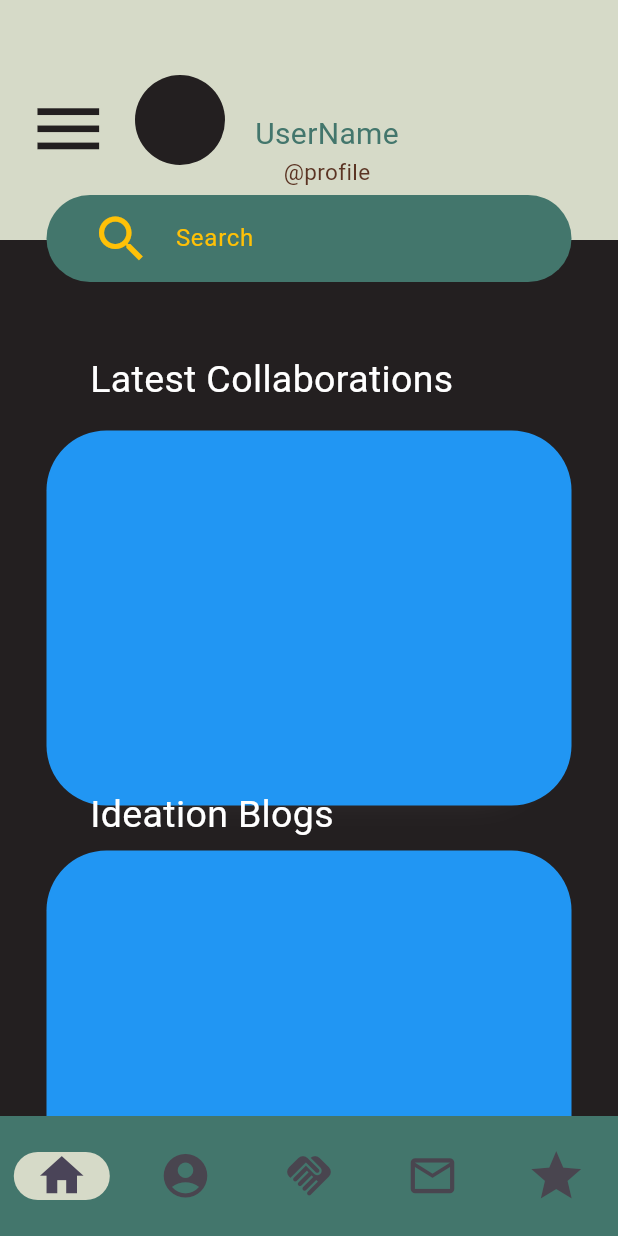
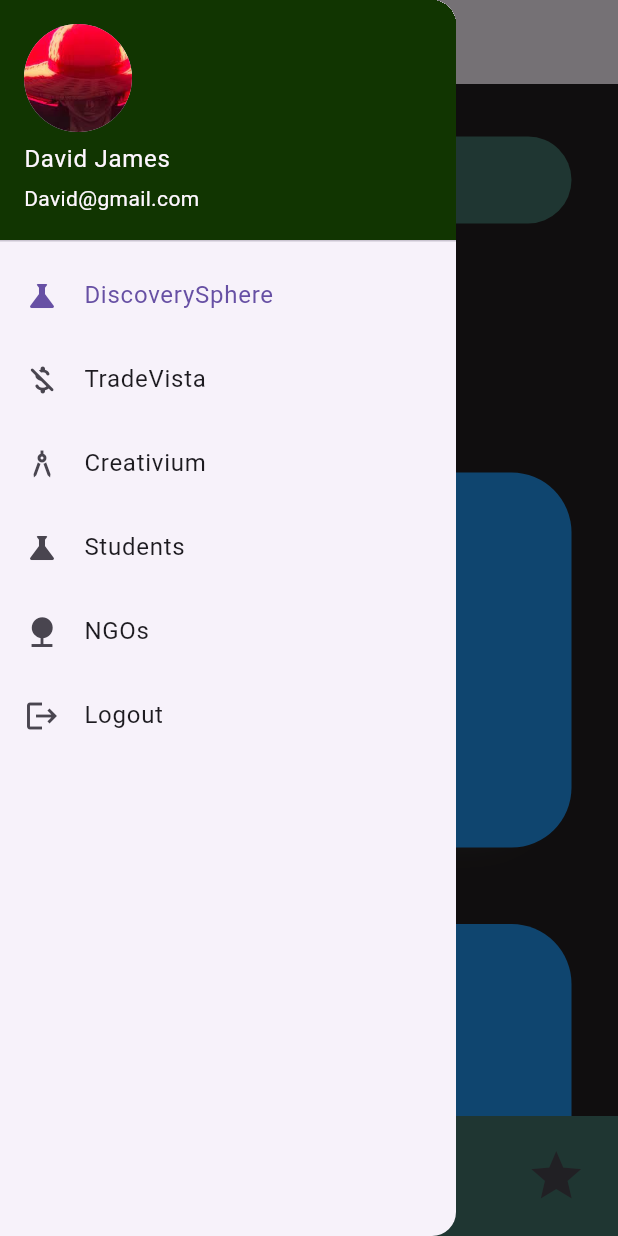
Before and after one commit to ARTISTART367/Collaborations, a Flutter app: the HomeScreen screen opened by its route, with the side drawer open (before the commit the screen has no drawer), on a phone screen of 412 x 824 dp. Run offline on Flutter 3.47's test engine with Material 3 defaults, Android fonts, the phone set to English and light mode, and no system bars.

Commit message:
Setting the appDrawer on Home

```diff
--- a/lib/components/bottom_nav_bar.dart
+++ b/lib/components/bottom_nav_bar.dart
@@ -1,7 +1,7 @@
 import 'package:flutter/material.dart';
 
 class Bottom_nav extends StatefulWidget {
-  const Bottom_nav({Key? key, required this.pageindex}) : super(key: key);
+  const Bottom_nav({super.key, required this.pageindex});
 
   final int pageindex;
 
--- a/lib/components/user_top.dart
+++ b/lib/components/user_top.dart
@@ -1,7 +1,7 @@
 import 'package:flutter/material.dart';
 
 class User_top extends StatefulWidget {
-  const User_top({Key? key}) : super(key: key);
+  const User_top({super.key});
 
   @override
   _top createState() =>  _top();
@@ -20,23 +20,23 @@ class _top extends State<User_top> {
       ,
       width: 500,
       child: Padding(
-        padding: EdgeInsets.symmetric(horizontal: 10),
+        padding: const EdgeInsets.symmetric(horizontal: 10),
         child: Row(
           children: [
             CircleAvatar(
               radius: 30,
-              backgroundColor: Color(0xffD6DAC8),
+              backgroundColor: const Color(0xffD6DAC8),
               child: IconButton(
-                color: Color(0xff231F20),
+                color: const Color(0xff231F20),
                 onPressed: () {},
-                icon: Icon(
+                icon: const Icon(
                   Icons.menu,
                   size: 55,
                 ),
               ),
             ),
-            SizedBox(width: 20),
-            CircleAvatar(
+            const SizedBox(width: 20),
+            const CircleAvatar(
               radius: 30,
               backgroundColor: Color(0xff231F20),
             ),
--- a/lib/pages/Home.dart
+++ b/lib/pages/Home.dart
@@ -1,13 +1,12 @@
-import 'package:flutter/cupertino.dart';
 import 'package:flutter/material.dart';
 import '../components/bottom_nav_bar.dart' as bottomNav;
 import '../widgets/search_bar.dart' as search;
-import '../components/user_top.dart'as topProfile;
-import '../components/ContentCard.dart'as cc;
-
-
+import '../components/user_top.dart' as topProfile;
+import '../components/ContentCard.dart' as cc;
+import 'appdrawer.dart'; // Import your AppDrawer here
 
 class HomeScreen extends StatelessWidget {
+  const HomeScreen({super.key});
 
   @override
   Widget build(BuildContext context) {
@@ -15,47 +14,54 @@ class HomeScreen extends StatelessWidget {
 
     return Container(
       child: Scaffold(
+        drawer: const AppDrawer(),
         backgroundColor: const Color(0xff231F20),
-        body: Scaffold(
-          backgroundColor: Colors.transparent,
+        appBar: AppBar(
+          title: const Text('Hello David'),
+          // Add the AppDrawer here
+        ),
         body: Stack(
           children: [
-              topProfile.User_top(),
+            // const topProfile.User_top(),
             Container(
               child: const Column(
                 children: [
                   Padding(
-                        padding: EdgeInsets.only(top: 100),
+                    padding: EdgeInsets.only(top: 5),
                     child: Center(
-                            child:Center(child: search.SearchBar(),
+                      child: search.SearchBar(),
                     ),
-
-                        )),
+                  ),
                 ],
               ),
             ),
-              cc.ContentCard(),
+            const cc.ContentCard(),
             Container(
-                margin: EdgeInsets.only(left: 60,top:235),
-                child: const Text('Latest Collaborations',
-                    style: TextStyle(color: Colors.white,
+              margin: const EdgeInsets.only(left: 60, top: 235),
+              child: const Text(
+                'Latest Collaborations',
+                style: TextStyle(
+                  color: Colors.white,
                   fontSize: 25,
-                   ), ),),
+                ),
+              ),
+            ),
             Container(
-                margin: EdgeInsets.only(left: 60,top:525),
-                child: const Text('Ideation Blogs',
-                  style: TextStyle(color: Colors.white,
+              margin: const EdgeInsets.only(left: 60, top: 525),
+              child: const Text(
+                'Ideation Blogs',
+                style: TextStyle(
+                  color: Colors.white,
                   fontSize: 25,
-                  ), ),),
-
+                ),
+              ),
+            ),
             Container(
-                  margin:  EdgeInsets.only(top:560),
-                  child:cc.ContentCard(),),
-
-                bottomNav.Bottom_nav(pageindex: 0),
-
+              margin: const EdgeInsets.only(top: 560),
+              child: const cc.ContentCard(),
+            ),
+            const bottomNav.Bottom_nav(pageindex: 0),
           ],
-          ),
         ),
       ),
     );
--- /dev/null
+++ b/lib/pages/appdrawer.dart
@@ -0,0 +1,85 @@
+import 'package:flutter/material.dart';
+
+class AppDrawer extends StatefulWidget {
+  const AppDrawer({super.key});
+
+  @override
+  _AppDrawerState createState() => _AppDrawerState();
+}
+
+class _AppDrawerState extends State<AppDrawer> {
+  int _selected = 0;
+
+  void changeSelected(int index) {
+    setState(() {
+      _selected = index;
+    });
+  }
+
+  @override
+  Widget build(BuildContext context) {
+    return Drawer(
+      child: ListView(
+        padding: EdgeInsets.zero,
+        children: [
+          const UserAccountsDrawerHeader(
+            accountName: Text('David James'),
+            accountEmail: Text('David@gmail.com'),
+            currentAccountPicture: CircleAvatar(
+              backgroundImage: AssetImage('assets/profile.jpg'),
+            ),
+            decoration: BoxDecoration(color: Color.fromARGB(255, 17, 53, 1)),
+          ),
+          ListTile(
+            selected: _selected == 0,
+            leading: const Icon(Icons.science),
+            title: const Text('DiscoverySphere'),
+            onTap: () {
+              changeSelected(0);
+            },
+          ),
+          ListTile(
+            selected: _selected == 1,
+            leading: const Icon(Icons.money_off_rounded),
+            title: const Text('TradeVista'),
+            onTap: () {
+              changeSelected(1);
+            },
+          ),
+          ListTile(
+            selected: _selected == 2,
+            leading: const Icon(Icons.architecture),
+            title: const Text('Creativium'),
+            onTap: () {
+              changeSelected(2);
+            },
+          ),
+          ListTile(
+            selected: _selected == 3,
+            leading: const Icon(Icons.science),
+            title: const Text('Students'),
+            onTap: () {
+              changeSelected(3);
+            },
+          ),
+          ListTile(
+            selected: _selected == 4,
+            leading: const Icon(Icons.nature),
+            title: const Text('NGOs'),
+            onTap: () {
+              changeSelected(4);
+            },
+          ),
+          ListTile(
+            selected: _selected == 5,
+            leading: const Icon(Icons.logout),
+            title: const Text('Logout'),
+            onTap: () {
+              changeSelected(5);
+            },
+          ),
+        ],
+      ),
+    );
+  }
+}
--- a/lib/widgets/search_bar.dart
+++ b/lib/widgets/search_bar.dart
@@ -2,7 +2,7 @@ import 'package:flutter/material.dart';
 // import 'package:flutter_svg/flutter_svg.dart';
 
 class SearchBar extends StatelessWidget {
-  const SearchBar() : super();
+  const SearchBar({super.key});
 //   {
 //   required Key key,
 // }
@@ -11,15 +11,15 @@ class SearchBar extends StatelessWidget {
   Widget build(BuildContext context) {
     return Container(
       width: 350,
-      margin: EdgeInsets.symmetric(vertical: 30),
-      padding: EdgeInsets.symmetric(horizontal: 30, vertical: 5),
+      margin: const EdgeInsets.symmetric(vertical: 30),
+      padding: const EdgeInsets.symmetric(horizontal: 30, vertical: 5),
       decoration: BoxDecoration(
-        color: Color(0xff43766C),
+        color: const Color(0xff43766C),
         borderRadius: BorderRadius.circular(29.5),
       ),
       child: const TextField(
         style: TextStyle(
-          color:const Color(0xff231F20),),
+          color:Color(0xff231F20),),
         decoration: InputDecoration(
           hintStyle:TextStyle( color:Colors.amber,),
           hintText: "Search",
--- a/pubspec.yaml
+++ b/pubspec.yaml
@@ -60,7 +60,7 @@ flutter:
 
   # To add assets to your application, add an assets section, like this:
   assets:
-     - assets/
+    - assets/
   #   - images/a_dot_ham.jpeg
 
   # An image asset can refer to one or more resolution-specific "variants", see
```
Also changed, not shown: lib/components/inter_rank.dart (+7 -5 lines), lib/components/local_rank.dart (+7 -5 lines), lib/components/nearby_collab.dart (+4 -3 lines), lib/main.dart (+6 -7 lines), lib/pages/Ranking.dart (+4 -3 lines), lib/pages/login.dart (+15 -15 lines), lib/pages/profile.dart (+18 -18 lines), lib/pages/register.dart (+23 -23 lines), assets/profile.jpg (added), 1 other file. Lines whose indentation alone changed are shown as unchanged.
